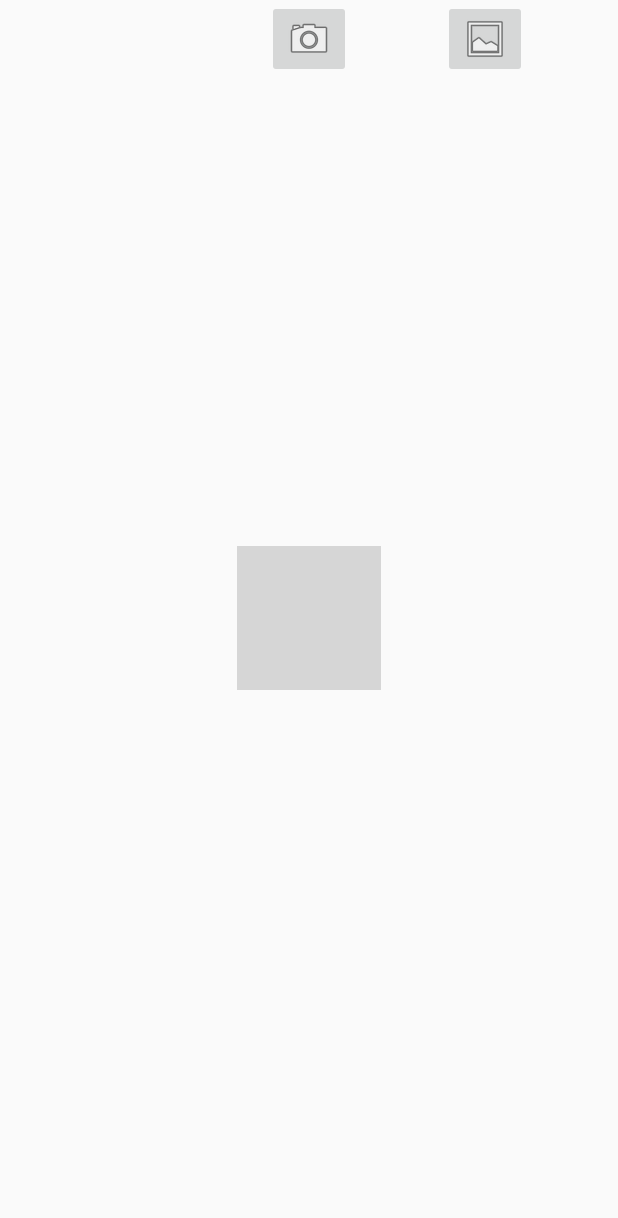
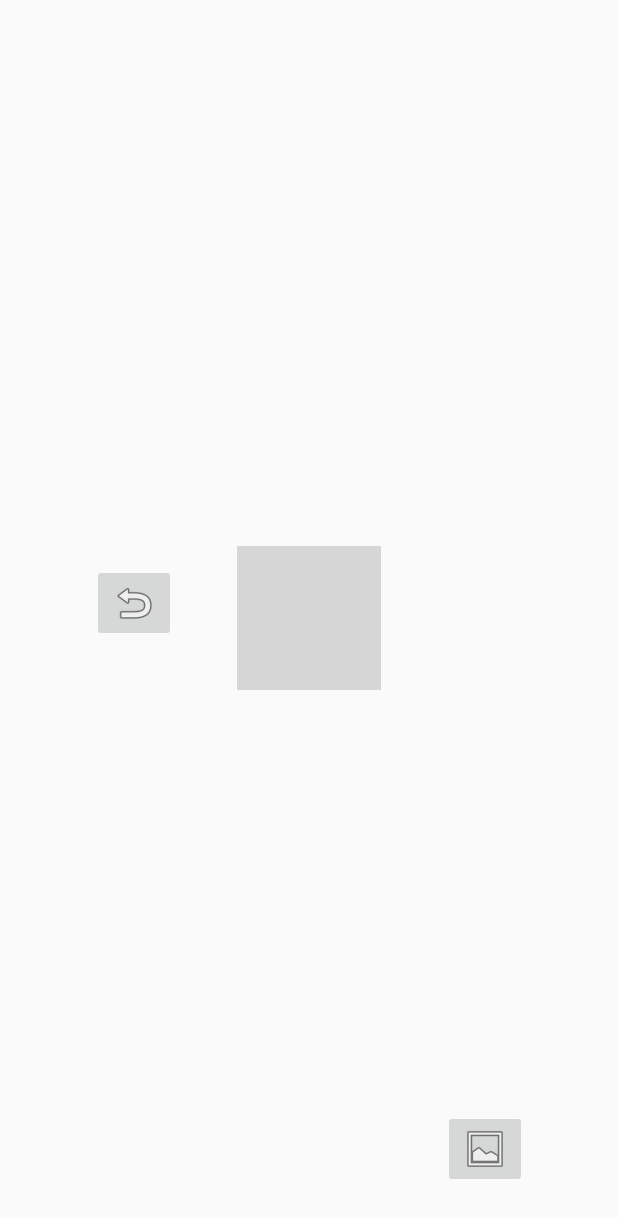
Before and after one commit to liqargon/ZombieCameraSaga, an Android app: the layout activity_camera.xml on its own in the app's theme, with its tools: preview values and no code run, on a phone screen of 412 x 824 dp. Shown: the top 1218 px of the screen. Run offline under Robolectric (Android 15) with nearby library versions, the phone set to English and light mode, and no system bars; grey boxes are pictures that could not be loaded.

Commit message:
[add] camera fullscreen mode and button

```diff
--- a/app/src/main/AndroidManifest.xml
+++ b/app/src/main/AndroidManifest.xml
@@ -15,7 +15,8 @@
         </activity>
         <activity android:name=".FrameActivity">
         </activity>
-        <activity android:name=".CameraActivity">
+        <activity android:name=".CameraActivity"
+                  android:theme="@style/Theme.AppCompat.Light.NoActionBar.FullScreen">
         </activity>
         <activity android:name=".MainActivity">
             <intent-filter>
--- a/app/src/main/res/layout/activity_camera.xml
+++ b/app/src/main/res/layout/activity_camera.xml
@@ -1,5 +1,6 @@
 <?xml version="1.0" encoding="utf-8"?>
 <androidx.constraintlayout.widget.ConstraintLayout
+        android:id="@+id/camera_activity"
         xmlns:android="http://schemas.android.com/apk/res/android"
         xmlns:tools="http://schemas.android.com/tools"
         xmlns:app="http://schemas.android.com/apk/res-auto"
@@ -25,17 +26,25 @@
             android:layout_width="wrap_content"
             android:layout_height="wrap_content"
             app:srcCompat="@android:drawable/ic_menu_camera"
-            tools:layout_editor_absoluteY="590dp"
             app:layout_constraintStart_toStartOf="parent"
             app:layout_constraintEnd_toEndOf="parent"
             android:id="@+id/imageButton"
-    />
+            android:layout_marginBottom="32dp" app:layout_constraintBottom_toBottomOf="@+id/imageView"/>
     <ImageButton
             android:layout_width="wrap_content"
             android:layout_height="wrap_content" app:srcCompat="@android:drawable/ic_menu_gallery"
-            tools:layout_editor_absoluteY="590dp" android:id="@+id/imageButton2"
+            android:id="@+id/imageButton2"
             app:layout_constraintStart_toEndOf="@+id/imageButton" android:layout_marginStart="8dp"
-            app:layout_constraintEnd_toEndOf="parent" android:layout_marginEnd="8dp"/>
+            app:layout_constraintEnd_toEndOf="parent" android:layout_marginEnd="8dp" android:layout_marginBottom="32dp"
+            app:layout_constraintBottom_toBottomOf="parent" android:onClick="selectFrame"/>
+    <ImageButton
+            android:layout_width="wrap_content"
+            android:layout_height="wrap_content" app:srcCompat="@android:drawable/ic_menu_revert"
+            android:id="@+id/imageButton3"
+            app:layout_constraintEnd_toStartOf="@+id/imageButton" android:layout_marginEnd="8dp"
+            app:layout_constraintStart_toStartOf="parent" android:layout_marginStart="8dp"
+            android:layout_marginBottom="32dp" app:layout_constraintBottom_toBottomOf="@+id/imageView"
+            android:onClick="returnToMain"/>
 
 
 </androidx.constraintlayout.widget.ConstraintLayout>
--- a/app/src/main/res/values/styles.xml
+++ b/app/src/main/res/values/styles.xml
@@ -8,4 +8,11 @@
         <item name="colorAccent">@color/colorAccent</item>
     </style>
 
+    <style name="Theme.AppCompat.Light.NoActionBar.FullScreen" parent="@style/Theme.AppCompat.Light">
+        <!-- Customize your theme here. -->
+        <item name="windowNoTitle">true</item>
+        <item name="windowActionBar">false</item>
+        <item name="android:windowFullscreen">true</item>
+        <item name="android:windowContentOverlay">@null</item>
+    </style>
 </resources>
```
Also changed, not shown: app/src/main/java/jp/saga/liqargon/zombiecamerasaga/CameraActivity.kt (+21 -1 lines).
